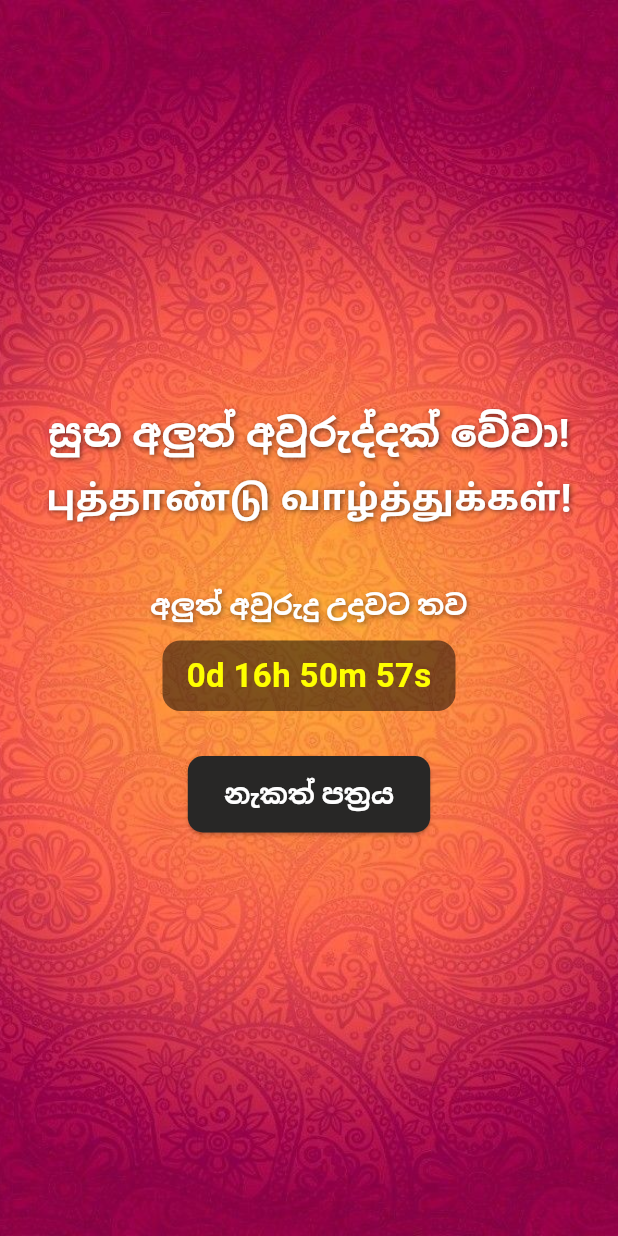
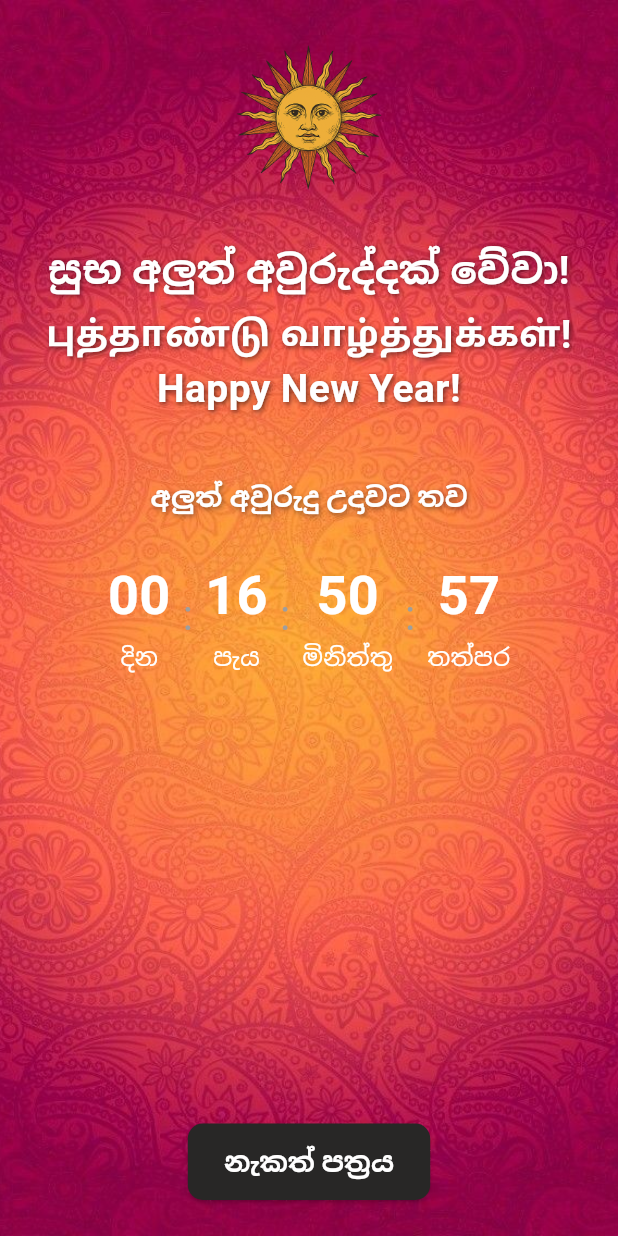
Before and after one commit to Methexx/Avurudu-Nekath-CountdownApp, a Flutter app: the screen it shows after launch, on a phone screen of 412 x 824 dp. Run offline on Flutter 3.47's test engine with Material 3 defaults, Android fonts, the light colour scheme and no system bars.

Commit message:
add stylish countdown

```diff
--- a/lib/screens/home_screen.dart
+++ b/lib/screens/home_screen.dart
@@ -38,17 +38,38 @@ class _HomeScreenState extends State<HomeScreen> {
     super.dispose();
   }
 
-  String _formatDuration(Duration duration) {
-    final days = duration.inDays;
-    final hours = duration.inHours % 24;
-    final minutes = duration.inMinutes % 60;
-    final seconds = duration.inSeconds % 60;
+  Widget _buildTimeBlock(String value, String label) {
+    return Column(
+      children: [
+        Text(
+          value,
+          style: const TextStyle(
+            fontSize: 36,
+            fontWeight: FontWeight.bold,
+            color: Colors.white, // changed from orange
+          ),
+        ),
 
-    return '${days}d ${hours}h ${minutes}m ${seconds}s';
+        const SizedBox(height: 4),
+        Text(
+          label,
+          style: const TextStyle(
+            fontSize: 16,
+            color: Colors.white, // changed from gray
+          ),
+        ),
+      ],
+    );
   }
 
   @override
   Widget build(BuildContext context) {
+    final days = _remaining.inDays.toString().padLeft(2, '0');
+    final hours = (_remaining.inHours % 24).toString().padLeft(2, '0');
+    final minutes = (_remaining.inMinutes % 60).toString().padLeft(2, '0');
+    final seconds = (_remaining.inSeconds % 60).toString().padLeft(2, '0');
+    final isOver = _remaining == Duration.zero;
+
     return Scaffold(
       body: Stack(
         children: [
@@ -62,12 +83,20 @@ class _HomeScreenState extends State<HomeScreen> {
             ),
           ),
 
-          // Centered content
-          Center(
+          SafeArea(
             child: Column(
-              mainAxisSize: MainAxisSize.min,
               children: [
-                // Sinhala greeting
+                const SizedBox(height: 20),
+
+                // Logo
+                Image.asset(
+                  'assets/images/avurudu_logo.png',
+                  height: 120,
+                ),
+
+                const SizedBox(height: 20),
+
+                // Greetings
                 const Text(
                   'සුභ අලුත් අවුරුද්දක් වේවා!',
                   textAlign: TextAlign.center,
@@ -84,10 +113,7 @@ class _HomeScreenState extends State<HomeScreen> {
                     ],
                   ),
                 ),
-
                 const SizedBox(height: 6),
-
-                // Tamil greeting
                 const Text(
                   'புத்தாண்டு வாழ்த்துக்கள்!',
                   textAlign: TextAlign.center,
@@ -105,12 +131,26 @@ class _HomeScreenState extends State<HomeScreen> {
                   ),
                 ),
 
-                const SizedBox(height: 40), // Increased spacing here
+                const Text(
+                  'Happy New Year!',
+                  textAlign: TextAlign.center,
+                  style: TextStyle(
+                    fontSize: 26,
+                    fontWeight: FontWeight.bold,
+                    color: Colors.white,
+                    shadows: [
+                      Shadow(
+                        blurRadius: 4,
+                        color: Colors.black54,
+                        offset: Offset(1, 1),
+                      )
+                    ],
+                  ),
+                ),
 
-                // Smaller text above countdown
+                const SizedBox(height: 40),
                 const Text(
                   'අලුත් අවුරුදු උදාවට තව',
-                  textAlign: TextAlign.center,
                   style: TextStyle(
                     fontSize: 18,
                     fontWeight: FontWeight.w600,
@@ -127,27 +167,54 @@ class _HomeScreenState extends State<HomeScreen> {
 
                 const SizedBox(height: 10),
 
-                // Countdown timer
+                // Styled countdown timer
+                // Styled countdown timer with transparent background and gray text
                 Container(
-                  padding: const EdgeInsets.symmetric(horizontal: 16, vertical: 8),
+                  padding: const EdgeInsets.all(16),
                   decoration: BoxDecoration(
-                    color: Colors.black.withOpacity(0.5),
+                    color: Colors.transparent,
                     borderRadius: BorderRadius.circular(12),
                   ),
+                  child: Row(
+                    mainAxisAlignment: MainAxisAlignment.center,
+                    children: [
+                      _buildTimeBlock(days, 'දින'),
+                      const SizedBox(width: 8),
+                      const Text(":", style: TextStyle(fontSize: 28, color: Colors.grey)),
+                      const SizedBox(width: 8),
+                      _buildTimeBlock(hours, 'පැය'),
+                      const SizedBox(width: 8),
+                      const Text(":", style: TextStyle(fontSize: 28, color: Colors.grey)),
+                      const SizedBox(width: 8),
+                      _buildTimeBlock(minutes, 'මිනිත්තු'),
+                      const SizedBox(width: 8),
+                      const Text(":", style: TextStyle(fontSize: 28, color: Colors.grey)),
+                      const SizedBox(width: 8),
+                      _buildTimeBlock(seconds, 'තත්පර'),
+                    ],
+                  ),
+                ),
+
+
+                if (isOver)
+                  const Padding(
+                    padding: EdgeInsets.only(top: 10),
                     child: Text(
-                    _formatDuration(_remaining),
-                    style: const TextStyle(
-                      fontSize: 22,
-                      color: Colors.yellowAccent,
+                      'කාලය ඉකුත්වී ඇත',
+                      style: TextStyle(
+                        fontSize: 18,
                         fontWeight: FontWeight.bold,
+                        color: Colors.redAccent,
                       ),
                     ),
                   ),
 
-                const SizedBox(height: 30),
+                const Spacer(),
 
-                // Navigate button
-                ElevatedButton(
+                // Button
+                Padding(
+                  padding: const EdgeInsets.only(bottom: 24),
+                  child: ElevatedButton(
                     style: ElevatedButton.styleFrom(
                       backgroundColor: const Color.fromARGB(255, 40, 39, 38),
                       padding: const EdgeInsets.symmetric(horizontal: 24, vertical: 12),
@@ -166,6 +233,7 @@ class _HomeScreenState extends State<HomeScreen> {
                       style: TextStyle(fontSize: 18, fontWeight: FontWeight.bold, color: Colors.white),
                     ),
                   ),
+                )
               ],
             ),
           ),
--- a/lib/widgets/countdown_timer.dart
+++ b/lib/widgets/countdown_timer.dart
@@ -47,7 +47,7 @@ class _CountdownTimerState extends State<CountdownTimer> {
           style: const TextStyle(
             fontSize: 36,
             fontWeight: FontWeight.bold,
-            color: Color(0xFFFF9800), // Orange color
+            color: Color(0xFFFF9800), // Orange
           ),
         ),
         const SizedBox(height: 4),
@@ -69,7 +69,9 @@ class _CountdownTimerState extends State<CountdownTimer> {
     final minutes = (_remaining.inMinutes % 60).toString().padLeft(2, '0');
     final seconds = (_remaining.inSeconds % 60).toString().padLeft(2, '0');
 
-    return Container(
+    return Column(
+      children: [
+        Container(
           padding: const EdgeInsets.all(16),
           decoration: BoxDecoration(
             color: Colors.transparent,
@@ -93,6 +95,20 @@ class _CountdownTimerState extends State<CountdownTimer> {
               _buildTimeBlock(seconds, 'තත්පර'),
             ],
           ),
+        ),
+        if (_remaining == Duration.zero)
+          const Padding(
+            padding: EdgeInsets.only(top: 12),
+            child: Text(
+              'කාලය ඉකුත්වී ඇත',
+              style: TextStyle(
+                fontSize: 22,
+                fontWeight: FontWeight.bold,
+                color: Colors.red,
+              ),
+            ),
+          ),
+      ],
     );
   }
 }
```
Lines whose indentation alone changed are shown as unchanged.
